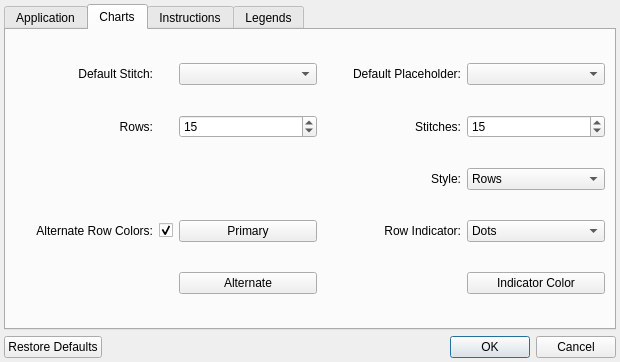
Before: the Qt Designer form src/settings.ui in iPenguin/CrochetCharts, drawn with Qt 5.
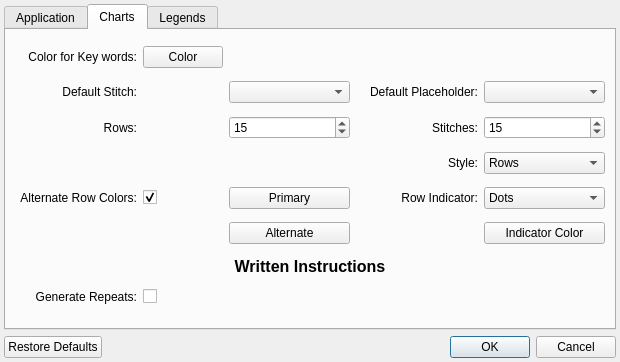
After: the same form once the commit is applied.

Commit message: Remove the CrochetTextView class -> TextView w/o textedit

```diff
--- a/src/settings.ui
+++ b/src/settings.ui
@@ -337,14 +337,24 @@
          </property>
         </widget>
        </item>
-      </layout>
-     </widget>
-     <widget class="QWidget" name="tab_3">
-      <attribute name="title">
-       <string>Instructions</string>
-      </attribute>
-      <layout class="QGridLayout" name="gridLayout_3">
-       <item row="0" column="0">
+       <item row="12" column="0" colspan="5">
+        <widget class="QLabel" name="label_3">
+         <property name="sizePolicy">
+          <sizepolicy hsizetype="Preferred" vsizetype="Fixed">
+           <horstretch>0</horstretch>
+           <verstretch>0</verstretch>
+          </sizepolicy>
+         </property>
+         <property name="text">
+          <string>&lt;!DOCTYPE HTML PUBLIC &quot;-//W3C//DTD HTML 4.0//EN&quot; &quot;http://www.w3.org/TR/REC-html40/strict.dtd&quot;&gt;
+&lt;html&gt;&lt;head&gt;&lt;meta name=&quot;qrichtext&quot; content=&quot;1&quot; /&gt;&lt;style type=&quot;text/css&quot;&gt;
+p, li { white-space: pre-wrap; }
+&lt;/style&gt;&lt;/head&gt;&lt;body style=&quot; font-family:'Ubuntu'; font-size:10pt; font-weight:400; font-style:normal;&quot;&gt;
+&lt;p align=&quot;center&quot; style=&quot; margin-top:0px; margin-bottom:0px; margin-left:0px; margin-right:0px; -qt-block-indent:0; text-indent:0px;&quot;&gt;&lt;span style=&quot; font-size:12pt; font-weight:600;&quot;&gt;Written Instructions&lt;/span&gt;&lt;/p&gt;&lt;/body&gt;&lt;/html&gt;</string>
+         </property>
+        </widget>
+       </item>
+       <item row="13" column="0">
         <widget class="QLabel" name="label_22">
          <property name="text">
           <string>Generate Repeats:</string>
@@ -357,7 +367,7 @@
          </property>
         </widget>
        </item>
-       <item row="0" column="1">
+       <item row="13" column="1">
         <widget class="QCheckBox" name="generateTextRepeats">
          <property name="sizePolicy">
           <sizepolicy hsizetype="Fixed" vsizetype="Fixed">
```
Left out of the diff: 2 changed lines with no effect on the pictures. The commit also changes 11 other files.
